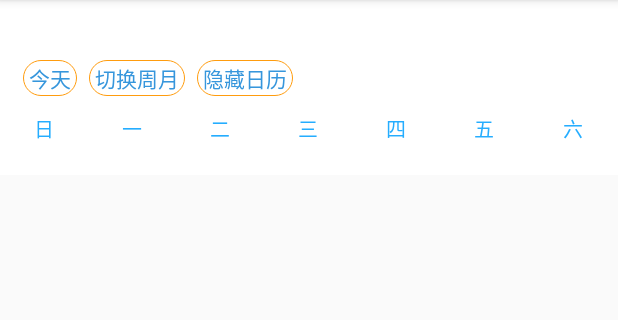
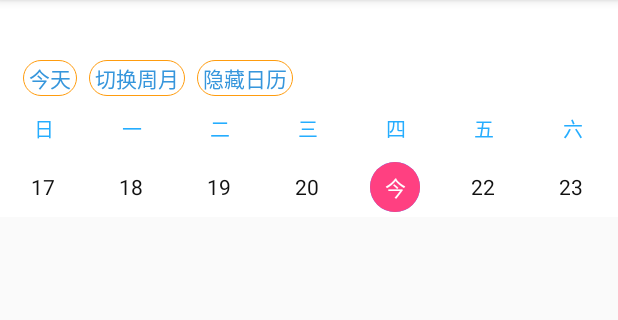
Before and after one commit to alibaba-archive/calendar-picker, an Android app: the screen it shows after launch (Example2Activity), after a tap on "切换周月", on a phone screen of 412 x 824 dp, the part 84-404 px from its top. Run offline under Robolectric (Android 15) with nearby library versions, the phone set to English and light mode, and no system bars; 1 other tap on this screen came first.

Commit message:
fix issues

```diff
--- a/calendar/src/main/java/com/ldf/calendar/view/CalendarPickerFragment.java
+++ b/calendar/src/main/java/com/ldf/calendar/view/CalendarPickerFragment.java
@@ -9,7 +9,7 @@ import android.view.LayoutInflater;
 import android.view.View;
 import android.view.ViewGroup;
 import android.view.animation.AccelerateDecelerateInterpolator;
-import android.widget.LinearLayout;
+import android.widget.FrameLayout;
 
 import com.ldf.calendar.Utils;
 import com.ldf.calendar.component.CalendarAttr;
@@ -82,7 +82,7 @@ public class CalendarPickerFragment extends Fragment implements OnSelectDateList
                     containerParams.height = monthPager.getCellHeight() + (int) (monthPager.getCellHeight() * 5 * fraction);
                     monthPagerContainer.setLayoutParams(containerParams);
 
-                    LinearLayout.LayoutParams childParams = (LinearLayout.LayoutParams) monthPager.getLayoutParams();
+                    FrameLayout.LayoutParams childParams = (FrameLayout.LayoutParams) monthPager.getLayoutParams();
                     childParams.topMargin = (int) (-monthPager.getTopMovableDistance() * (1 - fraction));
                     monthPager.setLayoutParams(childParams);
                 }
@@ -102,7 +102,7 @@ public class CalendarPickerFragment extends Fragment implements OnSelectDateList
                     containerParams.height = (int) (monthPager.getCellHeight() * (6 - 5 * fraction));
                     monthPagerContainer.setLayoutParams(containerParams);
 
-                    LinearLayout.LayoutParams childParams = (LinearLayout.LayoutParams) monthPager.getLayoutParams();
+                    FrameLayout.LayoutParams childParams = (FrameLayout.LayoutParams) monthPager.getLayoutParams();
                     childParams.topMargin = (int) (-fraction * monthPager.getTopMovableDistance());
                     monthPager.setLayoutParams(childParams);
                 }
--- a/calendar/src/main/res/layout/fragment_calendar_picker.xml
+++ b/calendar/src/main/res/layout/fragment_calendar_picker.xml
@@ -1,6 +1,5 @@
 <?xml version="1.0" encoding="utf-8"?>
 <LinearLayout xmlns:android="http://schemas.android.com/apk/res/android"
-    android:id="@+id/calendar_picker_container"
     android:orientation="vertical"
     android:layout_width="match_parent"
     android:layout_height="wrap_content">
@@ -40,9 +39,14 @@
             android:text="六" />
     </LinearLayout>
 
-    <com.ldf.calendar.view.MonthPager
-        android:id="@+id/calendar_picker"
+    <FrameLayout
+        android:id="@+id/calendar_picker_container"
         android:layout_width="match_parent"
-        android:layout_height="270dp"
-        android:background="#fff" />
+        android:layout_height="wrap_content">
+        <com.ldf.calendar.view.MonthPager
+            android:id="@+id/calendar_picker"
+            android:layout_width="match_parent"
+            android:layout_height="270dp"
+            android:background="#fff" />
+    </FrameLayout>
 </LinearLayout>
```
Also changed, not shown: calendar/src/main/java/com/ldf/calendar/Utils.java (+6 -6 lines), example/src/main/AndroidManifest.xml (+4 -4 lines).
